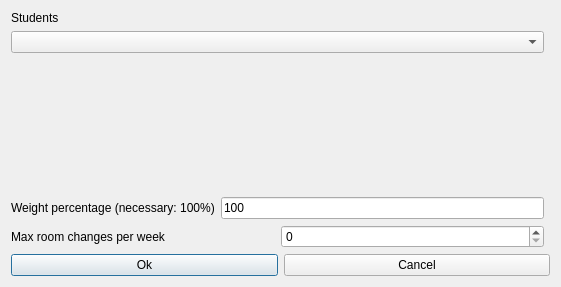
Above: fet/src/interface/modifyconstraintstudentssetmaxroomchangesperweekform_template.ui from vonmecheln/fet before the change. Below: the same form after it.
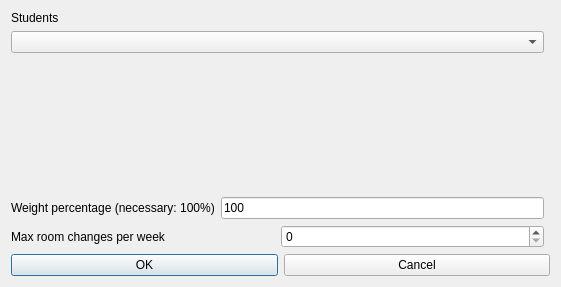
That is the form after the change.

```diff
--- a/fet/src/interface/modifyconstraintstudentssetmaxroomchangesperweekform_template.ui
+++ b/fet/src/interface/modifyconstraintstudentssetmaxroomchangesperweekform_template.ui
@@ -95,7 +95,7 @@
      <item>
       <widget class="QPushButton" name="okPushButton">
        <property name="text">
-        <string>Ok</string>
+        <string>OK</string>
        </property>
       </widget>
      </item>
```
